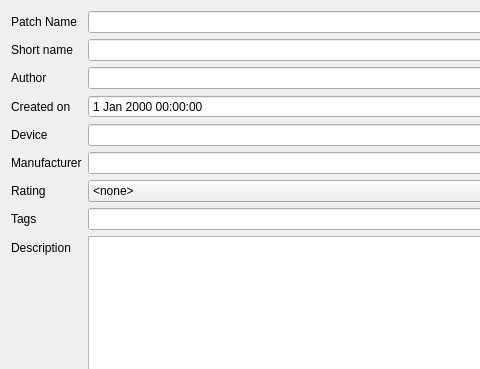
Old version of the form ui/adddialog.ui in the repository SpotlightKid/reface-dx-lib; both pictures show x 0 to 480 and y 0 to 369 of the 600 by 600 pixel window.
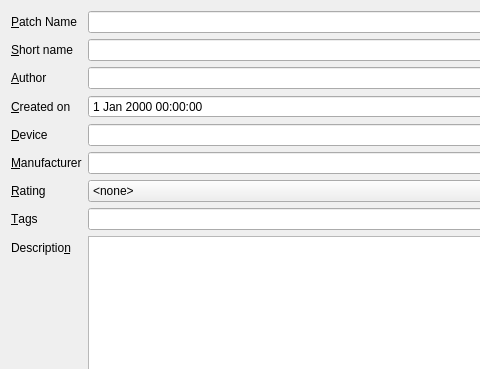
New version of the form.

Commit message: Add access keys for dialog field focus

```diff
--- a/ui/adddialog.ui
+++ b/ui/adddialog.ui
@@ -19,7 +19,10 @@
      <item row="0" column="0">
       <widget class="QLabel" name="name_lbl">
        <property name="text">
-        <string>Patch Name</string>
+        <string>&amp;Patch Name</string>
+       </property>
+       <property name="buddy">
+        <cstring>name_entry</cstring>
        </property>
       </widget>
      </item>
@@ -33,7 +36,10 @@
      <item row="1" column="0">
       <widget class="QLabel" name="shortname_lbl">
        <property name="text">
-        <string>Short name</string>
+        <string>&amp;Short name</string>
+       </property>
+       <property name="buddy">
+        <cstring>shortname_entry</cstring>
        </property>
       </widget>
      </item>
@@ -50,7 +56,10 @@
      <item row="2" column="0">
       <widget class="QLabel" name="author_lbl">
        <property name="text">
-        <string>Author</string>
+        <string>&amp;Author</string>
+       </property>
+       <property name="buddy">
+        <cstring>author_cb</cstring>
        </property>
       </widget>
      </item>
@@ -73,7 +82,10 @@
      <item row="3" column="0">
       <widget class="QLabel" name="created_lbl">
        <property name="text">
-        <string>Created on</string>
+        <string>&amp;Created on</string>
+       </property>
+       <property name="buddy">
+        <cstring>created_dt</cstring>
        </property>
       </widget>
      </item>
@@ -83,7 +95,10 @@
      <item row="4" column="0">
       <widget class="QLabel" name="device_lbl">
        <property name="text">
-        <string>Device</string>
+        <string>&amp;Device</string>
+       </property>
+       <property name="buddy">
+        <cstring>device_cb</cstring>
        </property>
       </widget>
      </item>
@@ -100,7 +115,10 @@
      <item row="5" column="0">
       <widget class="QLabel" name="manufacturer_lbl">
        <property name="text">
-        <string>Manufacturer</string>
+        <string>&amp;Manufacturer</string>
+       </property>
+       <property name="buddy">
+        <cstring>manufacturer_cb</cstring>
        </property>
       </widget>
      </item>
@@ -117,7 +135,10 @@
      <item row="7" column="0">
       <widget class="QLabel" name="tags_lbl">
        <property name="text">
-        <string>Tags</string>
+        <string>&amp;Tags</string>
+       </property>
+       <property name="buddy">
+        <cstring>tags_entry</cstring>
        </property>
       </widget>
      </item>
@@ -131,17 +152,27 @@
      <item row="8" column="0">
       <widget class="QLabel" name="description_lbl">
        <property name="text">
-        <string>Description</string>
+        <string>Descriptio&amp;n</string>
+       </property>
+       <property name="buddy">
+        <cstring>description_entry</cstring>
        </property>
       </widget>
      </item>
      <item row="8" column="1">
-      <widget class="QPlainTextEdit" name="plainTextEdit"/>
+      <widget class="QPlainTextEdit" name="description_entry">
+       <property name="tabChangesFocus">
+        <bool>true</bool>
+       </property>
+      </widget>
      </item>
      <item row="6" column="0">
       <widget class="QLabel" name="rating_lbl">
        <property name="text">
-        <string>Rating</string>
+        <string>&amp;Rating</string>
+       </property>
+       <property name="buddy">
+        <cstring>rating_cb</cstring>
        </property>
       </widget>
      </item>
```
